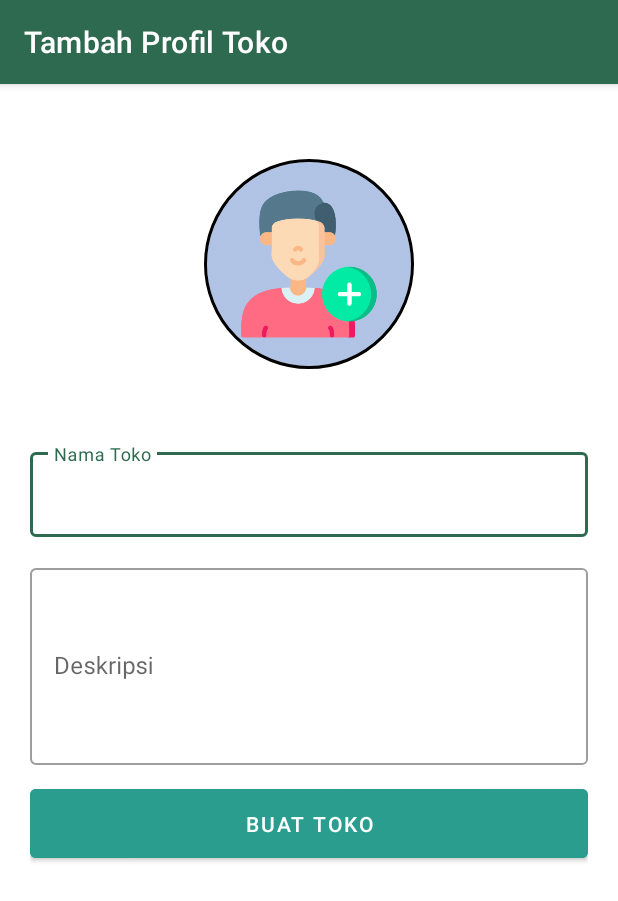
After one commit to farizbaiquni/marketplace-to-buy-and-sell-building-materials, an Android app: the AddProfileShopActivity screen opened directly, with no data from a screen before it, on a phone screen of 412 x 824 dp. The commit adds this screen. Shown: the top 901 px of the screen. Run offline under Robolectric (Android 15) with nearby library versions, the phone set to English and light mode, and no system bars; our stand-ins replace CircleImageView, Firebase (no records; nobody signed in at launch, a user with empty details on screens opened directly).

Commit message:
add activity to add data profile for a shop

```diff
--- /dev/null
+++ b/app/src/main/java/com/example/e_commercetokobangunan_koma/AddProfileShopActivity.kt
@@ -0,0 +1,92 @@
+package com.example.e_commercetokobangunan_koma
+
+import android.content.Intent
+import androidx.appcompat.app.AppCompatActivity
+import android.os.Bundle
+import android.util.Patterns
+import android.view.View
+import android.widget.Toast
+import com.example.e_commercetokobangunan_koma.databinding.ActivityAddProfileShopBinding
+import com.example.e_commercetokobangunan_koma.databinding.ActivityMainBinding
+import com.example.e_commercetokobangunan_koma.models.ProductModel
+import com.google.firebase.auth.FirebaseAuth
+import com.google.firebase.auth.ktx.auth
+import com.google.firebase.firestore.ktx.firestore
+import com.google.firebase.ktx.Firebase
+
+class AddProfileShopActivity : AppCompatActivity() {
+    private lateinit var auth: FirebaseAuth
+    private lateinit var binding: ActivityAddProfileShopBinding
+
+    override fun onCreate(savedInstanceState: Bundle?) {
+        super.onCreate(savedInstanceState)
+        binding = ActivityAddProfileShopBinding.inflate(layoutInflater)
+        val view = binding.root
+        setContentView(view)
+
+        // Initialize Firebase Auth
+        auth = Firebase.auth
+
+        //Action Bar Name
+        getSupportActionBar()?.setTitle("Tambah Profil Toko")
+
+    }//End onCreate
+
+
+    override fun onStart() {
+        super.onStart()
+        // Check if user is signed in (non-null) and update UI accordingly.
+        val currentUser = auth.currentUser
+        if(currentUser != null) {
+
+            binding.btnAddProfileShop.setOnClickListener(View.OnClickListener {
+                var namaToko: String = binding.etNama.text.toString().trim()
+                var deskripsiToko: String = ""
+
+                if(validateForm(namaToko).equals(true)){
+                    if(!binding.etDeskripsi.text.isNullOrBlank()){
+                        deskripsiToko = binding.etDeskripsi.text.toString().trim()
+                    }
+                    addShopProfile(currentUser.uid, namaToko, deskripsiToko)
+                }
+            })
+        }else{
+            startActivity(Intent(this, WelcomeActivity::class.java))
+        }
+    }// End onSTart
+
+    private fun validateForm(nama: String): Boolean{
+        if (nama.isBlank()) {
+            binding.textFieldNama.error = "Input tidak boleh kosong"
+            return false
+        } else if (nama.length <= 2) {
+            binding.textFieldNama.error = "Minimal nama  toko 3 karakter"
+            return false
+        } else {
+            binding.textFieldNama.error = null
+            return true
+        }
+    }
+
+
+    private fun addShopProfile(idUser: String, nama: String, deskripsi: String){
+
+        val docData = hashMapOf(
+            "id_user" to idUser,
+            "nama" to nama,
+            "deskripsi" to deskripsi,
+        )
+
+        Firebase.firestore.collection("shop")
+            .add(docData)
+            .addOnSuccessListener { documentReference ->
+                Toast.makeText(this, "Profil toko berhasil ditambahkan", Toast.LENGTH_SHORT).show()
+                startActivity(Intent(this, ShopProductListActivity::class.java))
+            }
+            .addOnFailureListener { e ->
+                Toast.makeText(this, "Gagal menambahkan profil toko", Toast.LENGTH_SHORT).show()
+            }
+    }
+
+
+}
--- a/app/src/main/java/com/example/e_commercetokobangunan_koma/MainActivity.kt
+++ b/app/src/main/java/com/example/e_commercetokobangunan_koma/MainActivity.kt
@@ -18,8 +18,8 @@ import com.google.firebase.ktx.Firebase
 class MainActivity : AppCompatActivity() {
 
     private lateinit var auth: FirebaseAuth
+    private lateinit var binding: ActivityMainBinding
     private lateinit var intentActivity: Intent
-    private lateinit var binding: ActivityMainBinding
     private lateinit var tabOptions: Array<String>
 
     override fun onCreate(savedInstanceState: Bundle?) {
--- /dev/null
+++ b/app/src/main/res/layout/activity_add_profile_shop.xml
@@ -0,0 +1,80 @@
+<?xml version="1.0" encoding="utf-8"?>
+<LinearLayout xmlns:android="http://schemas.android.com/apk/res/android"
+    xmlns:app="http://schemas.android.com/apk/res-auto"
+    xmlns:tools="http://schemas.android.com/tools"
+    android:layout_width="match_parent"
+    android:layout_height="match_parent"
+    tools:context=".AddProfileShopActivity">
+
+    <androidx.core.widget.NestedScrollView
+        android:layout_width="match_parent"
+        android:layout_height="wrap_content">
+
+        <LinearLayout
+            android:layout_width="match_parent"
+            android:layout_height="wrap_content"
+            android:orientation="vertical"
+            android:layout_marginHorizontal="20dp"
+            android:layout_marginTop="50dp"
+            android:layout_marginBottom="20dp">
+
+            <de.hdodenhof.circleimageview.CircleImageView
+                android:id="@+id/profile_image"
+                android:layout_width="140dp"
+                android:layout_height="140dp"
+                android:src="@drawable/add_student"
+                app:civ_border_width="2dp"
+                app:civ_border_color="#FF000000"
+                android:layout_gravity="center_horizontal"/>
+
+            <com.google.android.material.textfield.TextInputLayout
+                android:id="@+id/text_field_nama"
+                android:layout_width="match_parent"
+                android:layout_height="wrap_content"
+                style="@style/Widget.MaterialComponents.TextInputLayout.OutlinedBox"
+                android:layout_marginTop="50dp">
+
+                <com.google.android.material.textfield.TextInputEditText
+                    android:id="@+id/et_nama"
+                    android:layout_width="match_parent"
+                    android:layout_height="wrap_content"
+                    android:hint="Nama Toko"
+                    android:inputType="text"
+                    />
+            </com.google.android.material.textfield.TextInputLayout>
+
+
+            <com.google.android.material.textfield.TextInputLayout
+                android:id="@+id/text_field_deskripsi"
+                android:layout_width="match_parent"
+                android:layout_height="wrap_content"
+                style="@style/Widget.MaterialComponents.TextInputLayout.OutlinedBox"
+                android:layout_marginTop="15dp">
+
+                <com.google.android.material.textfield.TextInputEditText
+                    android:id="@+id/et_deskripsi"
+                    android:layout_width="match_parent"
+                    android:layout_height="wrap_content"
+                    android:hint="Deskripsi"
+                    android:inputType="textMultiLine"
+                    android:lines="5"
+                    android:scrollbars="vertical"
+                    />
+            </com.google.android.material.textfield.TextInputLayout>
+
+
+            <Button
+                android:id="@+id/btn_add_profile_shop"
+                android:layout_marginTop="10dp"
+                android:layout_width="match_parent"
+                android:layout_height="wrap_content"
+                android:text="BUAT TOKO"
+                android:paddingVertical="13dp"
+                android:backgroundTint="#2a9d8f"/>
+
+        </LinearLayout>
+
+    </androidx.core.widget.NestedScrollView>
+
+
+</LinearLayout>
```
Also changed, not shown: app/src/main/AndroidManifest.xml (+10 -4 lines), app/src/main/java/com/example/e_commercetokobangunan_koma/ShopProductListActivity.kt (+17 -3 lines).
